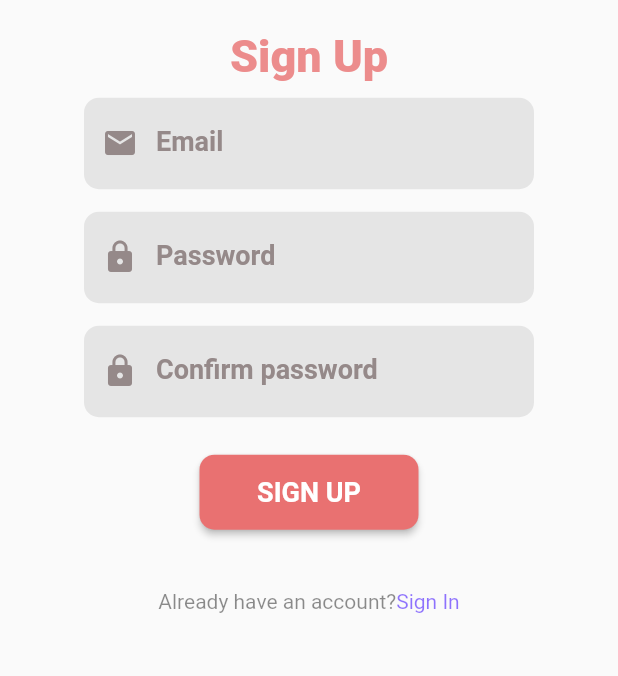
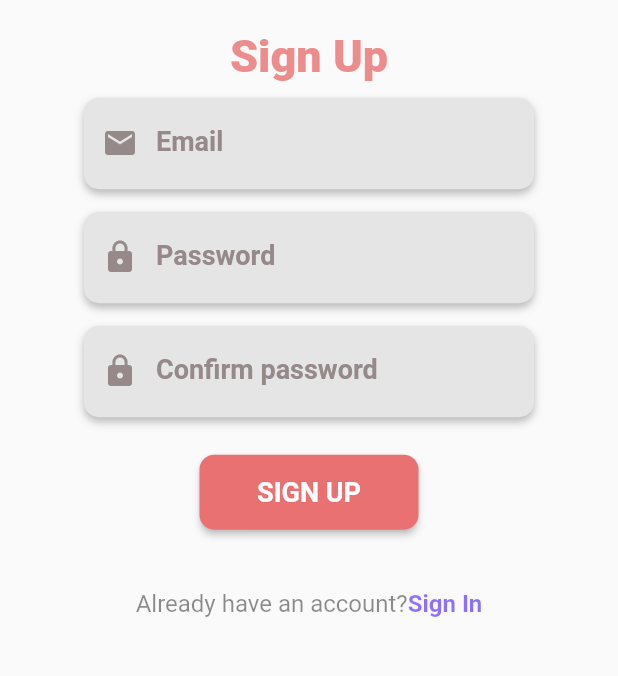
Before and after one commit to vorleaknath/ITM_Project, a Flutter app: the screen it shows after launch, after a tap on "Sign Up", on a phone screen of 412 x 824 dp, the part 412-1088 px from its top. Run offline on Flutter 3.47's test engine with Material 2 defaults, Android fonts, the phone set to English and light mode, and no system bars; our stand-ins replace firebase_auth, firebase_core, flutter_secure_storage, flutter_svg, google_fonts, hexcolor; accounts and stored records are empty; network calls fail.

Commit message:
Fourth commit login session

```diff
--- a/lib/main.dart
+++ b/lib/main.dart
@@ -1,17 +1,30 @@
 import 'package:firebase_core/firebase_core.dart';
 import 'package:flutter/material.dart';
+import 'package:flutter_secure_storage/flutter_secure_storage.dart';
+import 'package:untitled1/pages/homepage.dart';
 import 'package:untitled1/pages/login.dart';
 
-void main() async{
+void main() {
   WidgetsFlutterBinding.ensureInitialized();
-  await Firebase.initializeApp();
-  runApp(const MyApp());
+  Firebase.initializeApp();
+  runApp( MyApp());
 }
 
 class MyApp extends StatelessWidget {
-  const MyApp({Key? key}) : super(key: key);
+  final Future<FirebaseApp> _initialization = Firebase.initializeApp();
+  final storage = const FlutterSecureStorage();
 
-  // This widget is the root of your application.
+  MyApp({Key? key}) : super(key: key);
+
+
+  Future<bool> checkLoginStatus() async {
+    String? value = await storage.read(key: "uid");
+    if (value == null) {
+      return false;
+    }
+    return true;
+  }
+
   @override
   Widget build(BuildContext context) {
     return MaterialApp(
@@ -29,7 +42,24 @@ class MyApp extends StatelessWidget {
         // is not restarted.
         primarySwatch: Colors.blue,
       ),
-      home: const LoginPage(),
+      home: FutureBuilder(
+        future: checkLoginStatus(),
+        builder: (BuildContext context, AsyncSnapshot<bool> snapshot){
+          if(snapshot.data == false) {
+            return const LoginPage();
+          }
+          if(snapshot.connectionState == ConnectionState.waiting){
+            return Container(
+              color: const Color(0xFFE5E5E5),
+              child: const Center(
+                child: CircularProgressIndicator(),
+              ),
+            );
+          }
+          return const HomePage();
+        },
+
+      ),
     );
   }
 }
--- a/lib/pages/login.dart
+++ b/lib/pages/login.dart
@@ -1,6 +1,8 @@
 
 import 'package:firebase_auth/firebase_auth.dart';
+import 'package:flutter/foundation.dart';
 import 'package:flutter/material.dart';
+import 'package:flutter_secure_storage/flutter_secure_storage.dart';
 import 'package:untitled1/pages/homepage.dart';
 import 'package:untitled1/widget/reuseButton.dart';
 import 'package:untitled1/widget/reuseTextField.dart';
@@ -15,6 +17,7 @@ class LoginPage extends StatefulWidget {
 class _LoginPageState extends State<LoginPage> {
   final _formKey = GlobalKey<FormState>();
 
+  final storage = const FlutterSecureStorage();
   final TextEditingController _passwordTextController = TextEditingController();
   final TextEditingController _emailTextController = TextEditingController();
   @override
@@ -61,7 +64,17 @@ class _LoginPageState extends State<LoginPage> {
                   ),
                   const SizedBox(height: 10,),
                   Container(
-                    width: 300,
+                    width: 300,decoration: BoxDecoration(
+                    borderRadius: BorderRadius.circular(10),
+                    boxShadow: const [
+                      BoxShadow(
+                        color: Colors.black26,
+                        blurRadius: 4,
+                        offset: Offset(0, 3),
+                      ),
+                    ],
+                  ),
+
                     child: reuseTextField("Email", Icons.email, false, _emailTextController),
 
                   ),
@@ -70,30 +83,42 @@ class _LoginPageState extends State<LoginPage> {
                     width: 300,
                     decoration: BoxDecoration(
                       borderRadius: BorderRadius.circular(10),
-                      // boxShadow: const [
-                      //   BoxShadow(
-                      //     color: Colors.black38,
-                      //     blurRadius: 4,
-                      //     offset: Offset(0, 3),
-                      //   ),
-                      // ],
+                      boxShadow: const [
+                        BoxShadow(
+                          color: Colors.black26,
+                          blurRadius: 4,
+                          offset: Offset(0, 3),
+                        ),
+                      ],
                     ),
                     child: passwordTextField("Password", Icons.lock, true, _passwordTextController),
                   ),
 
                   const SizedBox(height: 25,),
                   signInButton(context, true, () async{
-                    if(_formKey.currentState!.validate()) {
-                      await FirebaseAuth.instance.signInWithEmailAndPassword(
-                          email: _emailTextController.text,
-                          password: _passwordTextController.text).then((value) {
-                        Navigator.push(context,
+                    try{
+                      if(_formKey.currentState!.validate()) {
+                        UserCredential userCredential = await FirebaseAuth.instance.signInWithEmailAndPassword(
+                            email: _emailTextController.text,
+                            password: _passwordTextController.text);
+                        if (kDebugMode) {
+                          print(userCredential.user?.uid);
+                          await storage.write(key: "uid", value: userCredential.user?.uid);
+                        }
+                        Navigator.pushReplacement(context,
                             MaterialPageRoute(
-                                builder: (context) => const HomePage()));
-                      });
-                      setState(() {
-
-                      });
+                                builder: (context) => const HomePage()
+                            )
+                        );
+                        setState(() {
+                        });
+                      }
+                    }on FirebaseAuthException catch(e) {
+                      if(e.code == 'user-not-found'){
+                        if (kDebugMode) {
+                          print("User not found");
+                        }
+                      }
                     }
                   }),
                   const SizedBox(height: 40),
--- a/lib/pages/register.dart
+++ b/lib/pages/register.dart
@@ -1,7 +1,8 @@
 
 import 'package:firebase_auth/firebase_auth.dart';
+import 'package:flutter/foundation.dart';
 import 'package:flutter/material.dart';
-import 'package:untitled1/pages/login.dart';
+import 'package:untitled1/pages/homepage.dart';
 import 'package:untitled1/widget/reuseButton.dart';
 import 'package:untitled1/widget/reuseTextField.dart';
 import 'package:untitled1/widget/sign_in_option.dart';
@@ -63,6 +64,16 @@ class _RegisterPageState extends State<RegisterPage> {
                   const SizedBox(height: 10,),
                   Container(
                     width: 300,
+                    decoration: BoxDecoration(
+                      borderRadius: BorderRadius.circular(10),
+                      boxShadow: const [
+                        BoxShadow(
+                          color: Colors.black26,
+                          blurRadius: 4,
+                          offset: Offset(0, 3),
+                        ),
+                      ],
+                    ),
                     child: reuseTextField("Email", Icons.email, false, _emailTextController),
 
                   ),
@@ -71,13 +82,13 @@ class _RegisterPageState extends State<RegisterPage> {
                     width: 300,
                     decoration: BoxDecoration(
                       borderRadius: BorderRadius.circular(10),
-                      // boxShadow: const [
-                      //   BoxShadow(
-                      //     color: Colors.black38,
-                      //     blurRadius: 4,
-                      //     offset: Offset(0, 3),
-                      //   ),
-                      // ],
+                      boxShadow: const [
+                        BoxShadow(
+                          color: Colors.black26,
+                          blurRadius: 4,
+                          offset: Offset(0, 3),
+                        ),
+                      ],
                     ),
                     child: passwordTextField("Password", Icons.lock, true, _passwordTextController),
                   ),
@@ -86,13 +97,13 @@ class _RegisterPageState extends State<RegisterPage> {
                     width: 300,
                     decoration: BoxDecoration(
                       borderRadius: BorderRadius.circular(10),
-                      // boxShadow: const [
-                      //   BoxShadow(
-                      //     color: Colors.black38,
-                      //     blurRadius: 4,
-                      //     offset: Offset(0, 3),
-                      //   ),
-                      // ],
+                      boxShadow: const [
+                        BoxShadow(
+                          color: Colors.black26,
+                          blurRadius: 4,
+                          offset: Offset(0, 3),
+                        ),
+                      ],
                     ),
                     child: passwordTextField("Confirm password", Icons.lock, true, _confirmPasswordTextController),
                   ),
@@ -101,14 +112,16 @@ class _RegisterPageState extends State<RegisterPage> {
                   signInButton(context, false, () async{
                     if(_formKey.currentState!.validate()) {
                       if(_passwordTextController.text == _confirmPasswordTextController.text) {
-                        await FirebaseAuth.instance
-                            .createUserWithEmailAndPassword(
+                       UserCredential userCredential = await FirebaseAuth.instance.
+                            createUserWithEmailAndPassword(
                             email: _emailTextController.text,
-                            password: _passwordTextController.text).then((
-                            value) =>
+                            password: _passwordTextController.text);
+                       if (kDebugMode) {
+                         print(userCredential);
+                       }
                             Navigator.push(context,
                                 MaterialPageRoute(
-                                    builder: (context) => const LoginPage())));
+                                    builder: (context) => const HomePage()));
                         setState(() {});
                       }else {
                         return "Password not matched";
--- a/lib/widget/sign_in_option.dart
+++ b/lib/widget/sign_in_option.dart
@@ -1,6 +1,7 @@
 
 
 
+import 'package:flutter/cupertino.dart';
 import 'package:flutter/material.dart';
 import 'package:untitled1/pages/login.dart';
 import 'package:untitled1/pages/register.dart';
@@ -12,7 +13,8 @@ Row signInOption(BuildContext context){
       Text(
        "Don't have an account?",
         style: TextStyle(
-          color: const Color(0xFF000000).withOpacity(0.45)
+          color: const Color(0xFF000000).withOpacity(0.45),
+            fontSize: 16
         ),
       ),
       GestureDetector(
@@ -23,6 +25,8 @@ Row signInOption(BuildContext context){
         child: Text(
          "Sign Up",
           style: TextStyle(color: const Color(0xFF3300FF).withOpacity(0.55),
+              fontWeight: FontWeight.w600,
+              fontSize: 16
         ),
       )
       )
@@ -39,7 +43,8 @@ Row signUpOption(BuildContext context) {
       Text(
         "Already have an account?",
         style: TextStyle(
-            color: const Color(0xFF000000).withOpacity(0.45)
+            color: const Color(0xFF000000).withOpacity(0.45),
+            fontSize: 16
         ),
       ),
       GestureDetector(
@@ -49,7 +54,10 @@ Row signUpOption(BuildContext context) {
           },
           child: Text(
             "Sign In",
-            style: TextStyle(color: const Color(0xFF3300FF).withOpacity(0.55),
+            style: TextStyle(
+              color: const Color(0xFF3300FF).withOpacity(0.55),
+              fontWeight: FontWeight.w600,
+              fontSize: 16
             ),
           )
       )
--- a/pubspec.yaml
+++ b/pubspec.yaml
@@ -38,6 +38,7 @@ dependencies:
   firebase_auth: ^3.3.7
   flutter_svg: ^1.0.3
   google_fonts: ^2.3.1
+  flutter_secure_storage: ^5.0.2
 
   hexcolor: ^2.0.6
 
```
Also changed, not shown: lib/models/user_models.dart (+16 -0 lines), lib/widget/user_drawer.dart (+20 -11 lines), assets/profile.svg, pubspec.lock.
